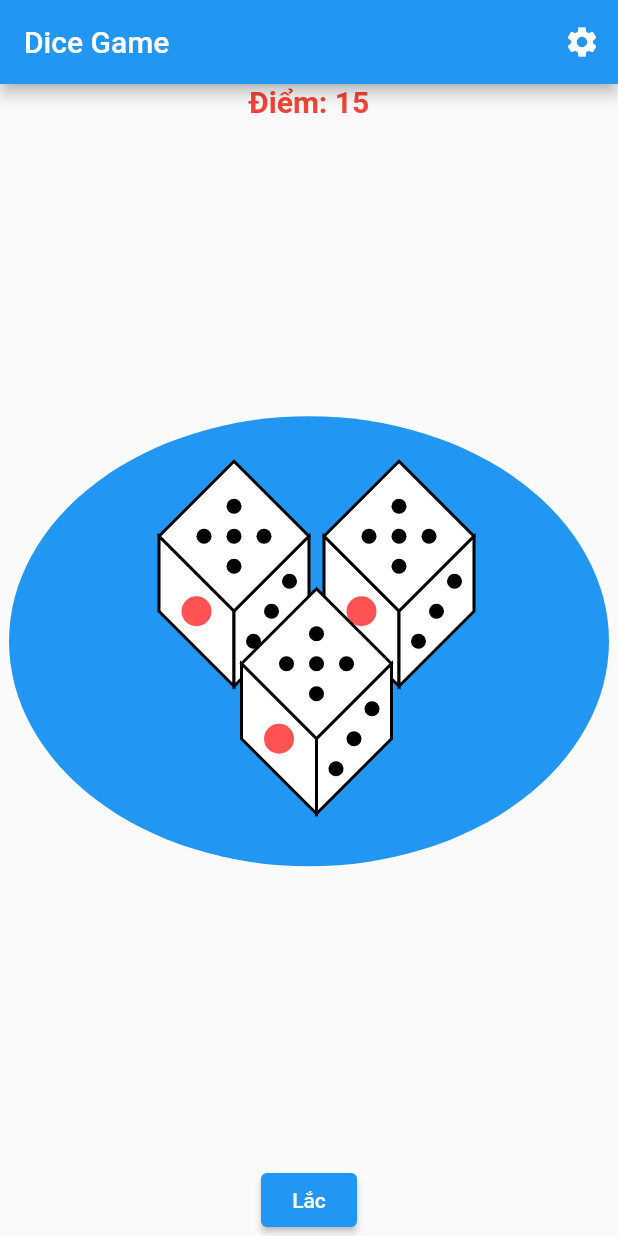
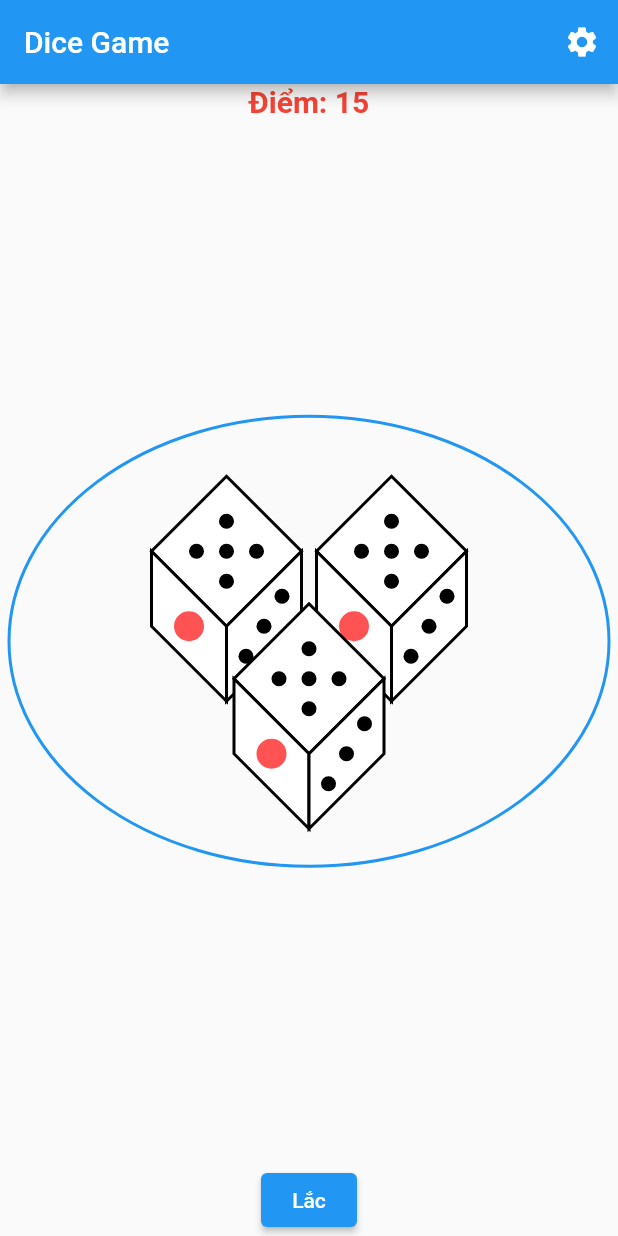
Before and after one commit to TranDuongGiaThinh/DiceGame, a Flutter app: the screen it shows after launch, after a tap on "Mở", on a phone screen of 412 x 824 dp. Run offline on Flutter 3.47's test engine with Material 2 defaults, Android fonts, the phone set to English and light mode, and no system bars.

```diff
--- a/lib/views/build_one_dice.dart
+++ b/lib/views/build_one_dice.dart
@@ -8,11 +8,11 @@ class BuildOneDice extends StatelessWidget {
 
   @override
   Widget build(BuildContext context) {
-    double x = 105;
+    double x = 100;
     double y = 170;
     DiceMode dice;
 
     dice = DiceMode(value: value, point: Offset(x, y));
-    return buildDice(dice: dice);
+    return BuildDice(dice: dice);
   }
 }
--- a/lib/views/build_three_dice.dart
+++ b/lib/views/build_three_dice.dart
@@ -14,8 +14,8 @@ class BuildThreeDice extends StatelessWidget {
 
   @override
   Widget build(BuildContext context) {
-    double x = 105;
-    double y = 185;
+    double x = 100;
+    double y = 195;
     DiceMode leftDice =
         DiceMode(value: valueLeftDice, point: Offset(x - 55, y - 55));
     DiceMode rightDice =
@@ -23,6 +23,6 @@ class BuildThreeDice extends StatelessWidget {
     DiceMode bottomDice =
         DiceMode(value: valueBottomtDice, point: Offset(x, y + 30));
     return Stack(
-        children: [buildDice(dice: leftDice), buildDice(dice: rightDice), buildDice(dice: bottomDice)]);
+        children: [BuildDice(dice: leftDice), BuildDice(dice: rightDice), BuildDice(dice: bottomDice)]);
   }
 }
--- a/lib/views/build_two_dice.dart
+++ b/lib/views/build_two_dice.dart
@@ -10,13 +10,13 @@ class BuilTwoDice extends StatelessWidget {
 
   @override
   Widget build(BuildContext context) {
-    double x = 105;
+    double x = 100;
     double y = 165;
     DiceMode leftDice =
         DiceMode(value: valueLeftDice, point: Offset(x - 55, y));
     DiceMode rightDice =
         DiceMode(value: valueRightDice, point: Offset(x + 55, y));
     return Row(
-        children: [buildDice(dice: leftDice), buildDice(dice: rightDice)]);
+        children: [BuildDice(dice: leftDice), BuildDice(dice: rightDice)]);
   }
 }
--- a/lib/views/dice.dart
+++ b/lib/views/dice.dart
@@ -2,8 +2,8 @@ import 'package:app/models/dice_mode.dart';
 import 'package:app/views/quadrilateral.dart';
 import 'package:flutter/material.dart';
 
-class buildDice extends StatelessWidget {
-  const buildDice({super.key, required this.dice});
+class BuildDice extends StatelessWidget {
+  const BuildDice({super.key, required this.dice});
   final DiceMode dice;
 
   @override
--- a/lib/views/plate.dart
+++ b/lib/views/plate.dart
@@ -1,9 +1,11 @@
 import 'package:flutter/material.dart';
 
 class Plate extends StatelessWidget {
+  const Plate({super.key});
+
   @override
   Widget build(BuildContext context) {
-    return Container(
+    return SizedBox(
       width: MediaQuery.of(context).size.width - 20,
       height: MediaQuery.of(context).size.width - 100,
       child: CustomPaint(
@@ -18,7 +20,8 @@ class PlatePainter extends CustomPainter {
   void paint(Canvas canvas, Size size) {
     final paint = Paint()
       ..color = Colors.blue
-      ..style = PaintingStyle.fill;
+      ..style = PaintingStyle.stroke
+      ..strokeWidth = 2.0;
 
     final center = Offset(size.width / 2, size.height / 2);
     final horizontalRadius = size.width ;
--- a/lib/views/quadrilateral.dart
+++ b/lib/views/quadrilateral.dart
@@ -10,10 +10,8 @@ class Quadrilateral extends StatelessWidget {
 
   @override
   Widget build(BuildContext context) {
-    return Container(
-      child: CustomPaint(
-        painter: QuadrilateralPainter(quadrilateral, isLeft),
-      ),
+    return CustomPaint(
+      painter: QuadrilateralPainter(quadrilateral, isLeft),
     );
   }
 }
```
